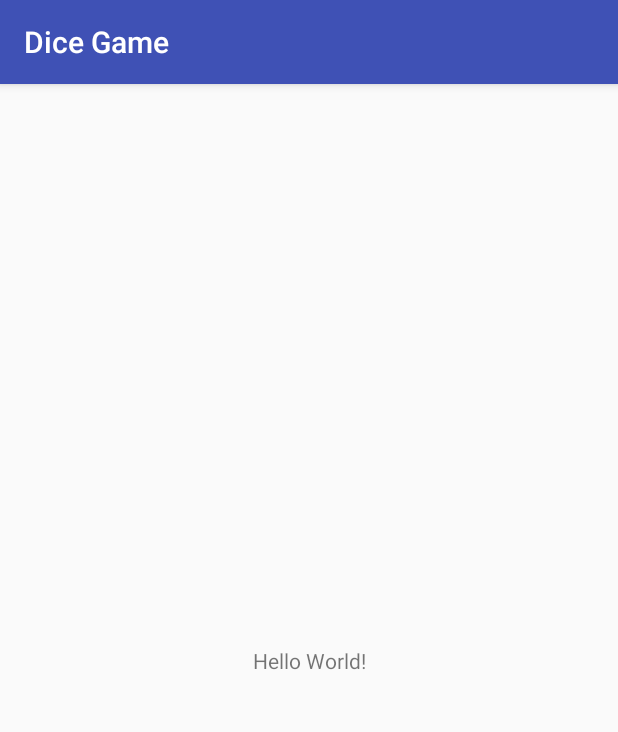
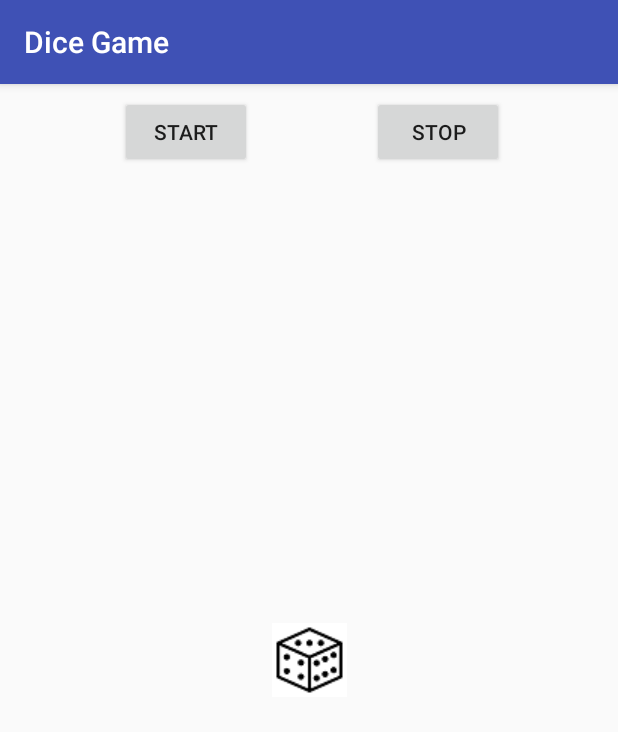
Before and after one commit to petamind/mobileapps, an Android app: the screen it shows after launch (MainActivity), on a phone screen of 412 x 824 dp. Shown: the top 732 px of the screen. Run offline under Robolectric (Android 15) with nearby library versions, the phone set to English and light mode, and no system bars.

Commit message:
finish dice game

```diff
--- a/mobileapps/android/games/DiceGame/app/src/main/java/com/example/tungnguyen/dicegame/MainActivity.java
+++ b/mobileapps/android/games/DiceGame/app/src/main/java/com/example/tungnguyen/dicegame/MainActivity.java
@@ -1,13 +1,54 @@
 package com.example.tungnguyen.dicegame;
 
+import android.graphics.drawable.AnimationDrawable;
+import android.graphics.drawable.Drawable;
 import android.support.v7.app.AppCompatActivity;
 import android.os.Bundle;
+import android.view.View;
+import android.widget.Button;
+import android.widget.ImageView;
+import android.widget.Toast;
 
-public class MainActivity extends AppCompatActivity {
+import java.util.Random;
+
+public class MainActivity extends AppCompatActivity implements View.OnClickListener{
+
+
+    private ImageView blackDicel;
+
+    private Button startBtn;
+    private Button stopBtn;
+
+    private AnimationDrawable diceAnimation;
 
     @Override
     protected void onCreate(Bundle savedInstanceState) {
         super.onCreate(savedInstanceState);
         setContentView(R.layout.activity_main);
+
+        blackDicel = findViewById(R.id.imageView);
+        startBtn = findViewById(R.id.button);
+        stopBtn = findViewById(R.id.button2);
+
+        startBtn.setOnClickListener(this);
+        stopBtn.setOnClickListener(this);
     }
-}
+
+    @Override
+    public void onClick(View view) {
+            if(view == startBtn) {
+                blackDicel.setImageResource(0);
+                blackDicel.setBackgroundResource(R.drawable.roll_black_dice);
+                diceAnimation = (AnimationDrawable) blackDicel.getBackground();
+                diceAnimation.selectDrawable(new Random().nextInt(7));
+                diceAnimation.start();
+            }
+            else {
+                 diceAnimation.stop();
+               blackDicel.setImageResource(getResources().getIdentifier("blackdice_face"+
+                       (new Random().nextInt(6)+1),"drawable", this.getPackageName()));
+
+
+            }
+
+    }}
--- /dev/null
+++ b/mobileapps/android/games/DiceGame/app/src/main/res/drawable/roll_black_dice.xml
@@ -0,0 +1,18 @@
+<?xml version="1.0" encoding="utf-8"?>
+<animation-list xmlns:android="http://schemas.android.com/apk/res/android">
+    <item android:drawable="@drawable/blackdice_frame_trans_0"
+        android:duration="100"/>
+    <item android:drawable="@drawable/blackdice_frame_trans_1"
+        android:duration="100"/>
+    <item android:drawable="@drawable/blackdice_frame_trans_2"
+        android:duration="100"/>
+    <item android:drawable="@drawable/blackdice_frame_trans_3"
+        android:duration="100"/>
+    <item android:drawable="@drawable/blackdice_frame_trans_4"
+        android:duration="100"/>
+    <item android:drawable="@drawable/blackdice_frame_trans_5"
+        android:duration="100"/>
+    <item android:drawable="@drawable/blackdice_frame_trans_6"
+        android:duration="100"/>
+
+</animation-list>
--- a/mobileapps/android/games/DiceGame/app/src/main/res/layout/activity_main.xml
+++ b/mobileapps/android/games/DiceGame/app/src/main/res/layout/activity_main.xml
@@ -6,13 +6,40 @@
     android:layout_height="match_parent"
     tools:context=".MainActivity">
 
-    <TextView
+    <Button
+        android:id="@+id/button"
         android:layout_width="wrap_content"
         android:layout_height="wrap_content"
-        android:text="Hello World!"
-        app:layout_constraintBottom_toBottomOf="parent"
-        app:layout_constraintLeft_toLeftOf="parent"
-        app:layout_constraintRight_toRightOf="parent"
+        android:layout_marginEnd="8dp"
+        android:layout_marginStart="8dp"
+        android:layout_marginTop="8dp"
+        android:text="Start"
+        app:layout_constraintEnd_toStartOf="@+id/button2"
+        app:layout_constraintStart_toStartOf="parent"
         app:layout_constraintTop_toTopOf="parent" />
 
+    <Button
+        android:id="@+id/button2"
+        android:layout_width="wrap_content"
+        android:layout_height="wrap_content"
+        android:layout_marginEnd="76dp"
+        android:layout_marginTop="8dp"
+        android:text="Stop"
+        app:layout_constraintEnd_toEndOf="parent"
+        app:layout_constraintTop_toTopOf="parent" />
+
+    <ImageView
+        android:id="@+id/imageView"
+        android:layout_width="wrap_content"
+        android:layout_height="wrap_content"
+        android:layout_marginBottom="8dp"
+        android:layout_marginEnd="8dp"
+        android:layout_marginStart="8dp"
+        android:layout_marginTop="8dp"
+        app:layout_constraintBottom_toBottomOf="parent"
+        app:layout_constraintEnd_toEndOf="parent"
+        app:layout_constraintStart_toStartOf="parent"
+        app:layout_constraintTop_toTopOf="parent"
+        app:srcCompat="@drawable/blackdice_trans" />
+
 </android.support.constraint.ConstraintLayout>
```
Also changed, not shown: mobileapps/android/games/DiceGame/app/src/main/res/drawable/blackdice_face1.png (added), mobileapps/android/games/DiceGame/app/src/main/res/drawable/blackdice_face2.png (added), mobileapps/android/games/DiceGame/app/src/main/res/drawable/blackdice_face3.png (added), mobileapps/android/games/DiceGame/app/src/main/res/drawable/blackdice_face4.png (added), mobileapps/android/games/DiceGame/app/src/main/res/drawable/blackdice_face5.png (added), mobileapps/android/games/DiceGame/app/src/main/res/drawable/blackdice_face6.png (added), mobileapps/android/games/DiceGame/app/src/main/res/drawable/blackdice_frame_trans_0.png (added), mobileapps/android/games/DiceGame/app/src/main/res/drawable/blackdice_frame_trans_1.png (added), mobileapps/android/games/DiceGame/app/src/main/res/drawable/blackdice_frame_trans_2.png (added), mobileapps/android/games/DiceGame/app/src/main/res/drawable/blackdice_frame_trans_3.png (added), mobileapps/android/games/DiceGame/app/src/main/res/drawable/blackdice_frame_trans_4.png (added), mobileapps/android/games/DiceGame/app/src/main/res/drawable/blackdice_frame_trans_5.png (added), mobileapps/android/games/DiceGame/app/src/main/res/drawable/blackdice_frame_trans_6.png (added), mobileapps/android/games/DiceGame/app/src/main/res/drawable/blackdice_trans.png (added).
